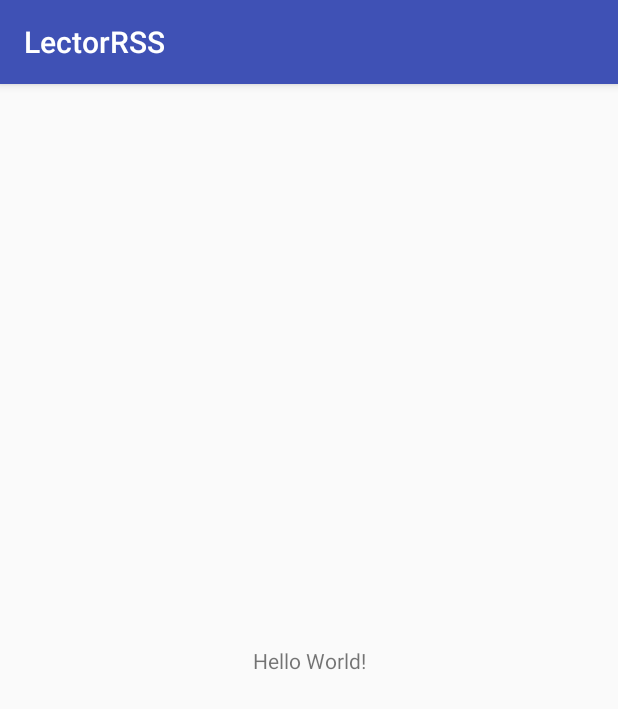
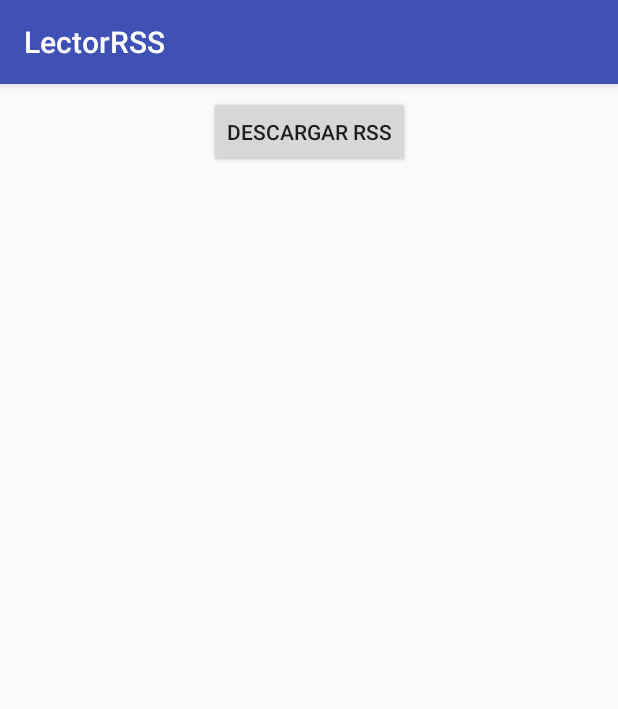
Before and after one commit to thinway/LectorRSSAndroid, an Android app: the screen it shows after launch (MainActivity), on a phone screen of 412 x 824 dp. Shown: the top 709 px of the screen. Run offline under Robolectric (Android 15) with nearby library versions, the phone set to English and light mode, and no system bars.

Commit message:
El RSS (XML) descargado y se parsea la información en un un ListView sencillo.

```diff
--- a/app/src/main/java/org/thinway/lectorrss/MainActivity.java
+++ b/app/src/main/java/org/thinway/lectorrss/MainActivity.java
@@ -4,6 +4,12 @@ import android.os.AsyncTask;
 import android.os.Bundle;
 import android.support.v7.app.AppCompatActivity;
 import android.util.Log;
+import android.view.View;
+import android.widget.ArrayAdapter;
+import android.widget.Button;
+import android.widget.ListView;
+
+import org.thinway.lectorrss.model.News;
 
 import java.io.IOException;
 import java.io.InputStream;
@@ -13,10 +19,37 @@ import java.net.URL;
 
 public class MainActivity extends AppCompatActivity {
 
+    private static final String TAG = "MainActivity";
+
+    public Button mDownloadRss;
+    public ListView mListNews;
+
+    private String mFileContent;
+
     @Override
     protected void onCreate(Bundle savedInstanceState) {
         super.onCreate(savedInstanceState);
         setContentView(R.layout.activity_main);
+
+        mDownloadRss = findViewById(R.id.downloadRss);
+        mListNews = findViewById(R.id.listViewNews);
+
+        mDownloadRss.setOnClickListener(new View.OnClickListener() {
+            @Override
+            public void onClick(View v) {
+                ParseNews parseNews = new ParseNews(mFileContent);
+                parseNews.process();
+
+                ArrayAdapter<News> arrayAdapterNews = new ArrayAdapter<News>(
+                        MainActivity.this,
+                        R.layout.news_list_item,
+                        R.id.textViewNoticia,
+                        parseNews.getNews()
+                );
+
+                mListNews.setAdapter(arrayAdapterNews);
+            }
+        });
 
         DownloadData downloadData = new DownloadData();
         downloadData.execute("http://ep00.epimg.net/rss/tags/ultimas_noticias.xml");
@@ -41,13 +74,13 @@ public class MainActivity extends AppCompatActivity {
          */
         @Override
         protected String doInBackground(String... strings) {
-            String result = downloadXmlFile(strings[0]);
+            mFileContent = downloadXmlFile(strings[0]);
 
-            if( result == null ){
+            if( mFileContent == null ){
                 Log.d(TAG, "Problema descargando el XML");
             }
 
-            return result;
+            return mFileContent;
         }
 
         /**
@@ -89,6 +122,7 @@ public class MainActivity extends AppCompatActivity {
             }catch (IOException e){
                 Log.d(TAG, "Error: No se pudo descargar el RSS - " + e.getMessage());
             }
+
             return null;
         }
 
@@ -107,7 +141,6 @@ public class MainActivity extends AppCompatActivity {
         protected void onPostExecute(String result) {
             super.onPostExecute(result);
             //Log.d(TAG, "Resultado: " + result);
-            System.out.print(result);
         }
     }
 }
--- a/app/src/main/res/layout/activity_main.xml
+++ b/app/src/main/res/layout/activity_main.xml
@@ -7,13 +7,30 @@
     android:layout_height="match_parent"
     tools:context="org.thinway.lectorrss.MainActivity">
 
-    <TextView
+
+    <Button
+        android:id="@+id/downloadRss"
         android:layout_width="wrap_content"
         android:layout_height="wrap_content"
-        android:text="Hello World!"
-        app:layout_constraintBottom_toBottomOf="parent"
-        app:layout_constraintLeft_toLeftOf="parent"
-        app:layout_constraintRight_toRightOf="parent"
+        android:layout_marginEnd="8dp"
+        android:layout_marginStart="8dp"
+        android:layout_marginTop="8dp"
+        android:text="@string/downloadRss"
+        app:layout_constraintEnd_toEndOf="parent"
+        app:layout_constraintStart_toStartOf="parent"
         app:layout_constraintTop_toTopOf="parent"/>
 
+    <ListView
+        android:id="@+id/listViewNews"
+        android:layout_width="0dp"
+        android:layout_height="0dp"
+        android:layout_marginBottom="8dp"
+        android:layout_marginEnd="8dp"
+        android:layout_marginStart="8dp"
+        android:layout_marginTop="8dp"
+        app:layout_constraintBottom_toBottomOf="parent"
+        app:layout_constraintEnd_toEndOf="parent"
+        app:layout_constraintStart_toStartOf="parent"
+        app:layout_constraintTop_toBottomOf="@+id/downloadRss"/>
+
 </android.support.constraint.ConstraintLayout>
--- a/app/src/main/res/values/strings.xml
+++ b/app/src/main/res/values/strings.xml
@@ -1,3 +1,4 @@
 <resources>
     <string name="app_name">LectorRSS</string>
+    <string name="downloadRss">Descargar RSS</string>
 </resources>
```
Also changed, not shown: app/src/main/java/org/thinway/lectorrss/ParseNews.java (added, +87 -0 lines), app/src/main/java/org/thinway/lectorrss/model/News.java (added, +23 -0 lines), app/src/main/res/layout/news_list_item.xml (added, +21 -0 lines).
